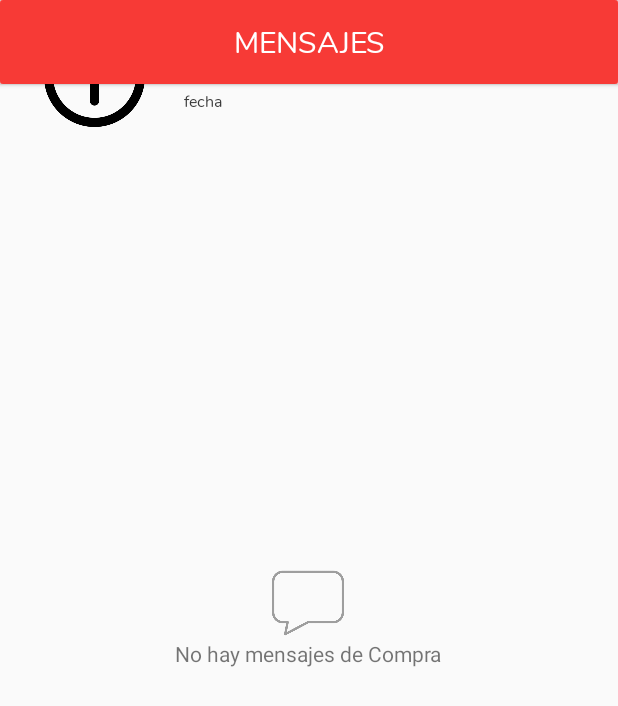
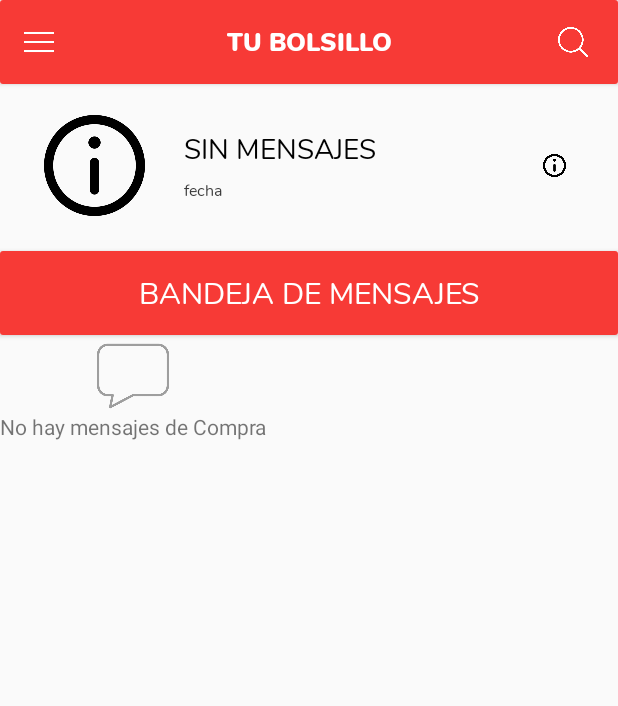
Before and after one commit to bouchef/TuBolsilloApp, an Android app: the HistorialTutor screen opened directly, with no data from a screen before it, on a phone screen of 412 x 824 dp. Shown: the top 706 px of the screen. Run offline under Robolectric (Android 15) with nearby library versions, the phone set to English and light mode, and no system bars; our stand-ins replace ButterKnife; libraries missing offline, so code that uses them is left out: dmax.dialog; 4 statements that could not run were skipped.

Commit message:
cambios varios

```diff
--- a/app/src/main/java/com/example/bouchef/tubolsillo/HistorialTutor.java
+++ b/app/src/main/java/com/example/bouchef/tubolsillo/HistorialTutor.java
@@ -17,6 +17,7 @@ import com.example.bouchef.tubolsillo.api.model.MensajeViewModelPOST;
 import com.example.bouchef.tubolsillo.api.model.MensajeViewModelResponse;
 import com.example.bouchef.tubolsillo.generics.AppCompatCustomActivity;
 import com.example.bouchef.tubolsillo.generics.Progress;
+import com.example.bouchef.tubolsillo.tests.HistorialMensajesRecyclerViewAdapter;
 import com.example.bouchef.tubolsillo.tests.ItemBasico;
 import com.example.bouchef.tubolsillo.tests.MensajesRecyclerViewAdapter;
 import com.example.bouchef.tubolsillo.utiles.Alerts;
@@ -30,10 +31,10 @@ import butterknife.BindView;
 import butterknife.ButterKnife;
 import retrofit2.Response;
 
-public class HistorialTutor extends AppCompatCustomActivity implements MensajesRecyclerViewAdapter.DatoBasicoItemClickListener {
-    @BindView(R.id.list_mensajes_compra)
+public class HistorialTutor extends AppCompatCustomActivity implements HistorialMensajesRecyclerViewAdapter.DatoBasicoItemClickListener {
+    @BindView(R.id.list_mensajes)
     RecyclerView list;
-    MensajesRecyclerViewAdapter adapter;
+    HistorialMensajesRecyclerViewAdapter adapter;
     List<ItemBasico> items;
     //@BindView(R.id.titulo) TextView titulo;
     @BindView(R.id.empty_state_container) LinearLayout lista_vacia;
@@ -69,8 +70,8 @@ public class HistorialTutor extends AppCompatCustomActivity implements MensajesR
 
     protected void onCreate(Bundle savedInstanceState) {
         super.onCreate(savedInstanceState);
-        //setContentView(activity_historial_tutor);
-        setContentView(R.layout.mensajes_compra);
+        setContentView(R.layout.activity_historial_tutor);
+        //setContentView(R.layout.mensajes_compra);
         //titulo.setText("HISTORIAL DE MENSAJES");
         ButterKnife.bind(this);
 
@@ -202,7 +203,7 @@ public class HistorialTutor extends AppCompatCustomActivity implements MensajesR
     private void populateList(Context context){
         LinearLayoutManager linearLayoutManager = new LinearLayoutManager(context);
         list.setLayoutManager(linearLayoutManager);
-        adapter = new MensajesRecyclerViewAdapter(context, items);
+        adapter = new HistorialMensajesRecyclerViewAdapter(context, items);
 
         // oculto segun resultado de la lista
         if(items.isEmpty()){
--- a/app/src/main/res/layout/activity_historial_tutor.xml
+++ b/app/src/main/res/layout/activity_historial_tutor.xml
@@ -1,6 +1,9 @@
 <?xml version="1.0" encoding="utf-8"?>
 <RelativeLayout xmlns:android="http://schemas.android.com/apk/res/android"
-    android:orientation="vertical" android:layout_width="match_parent"
+    xmlns:tools="http://schemas.android.com/tools"
+    xmlns:app="http://schemas.android.com/apk/res-auto"
+    android:orientation="vertical"
+    android:layout_width="match_parent"
     android:layout_height="match_parent">
 
     <!--<LinearLayout
@@ -33,7 +36,8 @@
             <include layout="@layout/toolbar"/>
         </androidx.cardview.widget.CardView>
 
-        <LinearLayout
+
+        <!--<LinearLayout
             android:layout_width="match_parent"
             android:layout_height="wrap_content"
             android:layout_marginLeft="29dp"
@@ -42,7 +46,7 @@
             android:layout_marginBottom="20dp"
             android:orientation="horizontal">
 
-            <!--android:background="@drawable/restaurant"/>-->
+            &lt;!&ndash;android:background="@drawable/restaurant"/>&ndash;&gt;
 
             <ImageView
                 android:layout_width="67.3dp"
@@ -94,7 +98,14 @@
                 android:visibility="invisible"
                 android:src="@drawable/bocadillo" />
 
-        </LinearLayout>
+        </LinearLayout>-->
+        <fragment
+            android:id="@+id/fragment"
+            android:layout_height="wrap_content"
+            android:layout_width="match_parent"
+            android:name="com.example.bouchef.tubolsillo.tests.UltimaNotificacionFragment"
+            tools:layout="@layout/fragment_ultima_notificacion" />
+
         <androidx.cardview.widget.CardView
             android:layout_width="match_parent"
             android:layout_height="wrap_content"
@@ -112,10 +123,45 @@
                 android:textSize="20sp" />
 
         </androidx.cardview.widget.CardView>
-        <ListView
-            android:id="@+id/mi_lista"
+
+        <LinearLayout
             android:layout_width="match_parent"
-            android:layout_height="match_parent" />
+            android:layout_height="match_parent"
+            android:orientation="vertical">
+
+            <LinearLayout
+                android:id="@+id/empty_state_container"
+                android:layout_width="wrap_content"
+                android:layout_height="wrap_content"
+                android:layout_centerHorizontal="true"
+                android:layout_centerVertical="true"
+                android:orientation="vertical">
+
+                <ImageView
+                    android:id="@+id/image_empty_state"
+                    android:layout_width="48dp"
+                    android:layout_height="48dp"
+                    android:layout_gravity="center"
+                    android:tint="#9E9E9E"
+                    app:srcCompat="@drawable/conversation"
+                    tools:visibility="gone" />
+
+                <TextView
+                    android:id="@+id/text_empty_state"
+                    android:layout_width="wrap_content"
+                    android:layout_height="wrap_content"
+                    android:layout_gravity="center"
+                    android:text="No hay mensajes de Compra"
+                    tools:visibility="gone" />
+            </LinearLayout>
+
+            <androidx.recyclerview.widget.RecyclerView
+                android:id="@+id/list_mensajes"
+                android:layout_width="match_parent"
+                android:layout_height="wrap_content"
+                app:layoutManager="LinearLayoutManager"
+                tools:listitem="@layout/mensaje_item_list" />
+        </LinearLayout>
     </LinearLayout>
 
 
--- a/app/src/main/res/layout/fragment_ultima_notificacion.xml
+++ b/app/src/main/res/layout/fragment_ultima_notificacion.xml
@@ -1,16 +1,17 @@
 <?xml version="1.0" encoding="utf-8"?>
 <LinearLayout xmlns:android="http://schemas.android.com/apk/res/android"
+    xmlns:tools="http://schemas.android.com/tools"
+    android:id="@+id/fragment_main"
     android:layout_width="match_parent"
     android:layout_height="wrap_content"
-    xmlns:tools="http://schemas.android.com/tools"
     android:layout_gravity="center|top"
     android:background="@android:color/transparent"
+    android:orientation="vertical"
     android:paddingTop="3dp"
+    android:paddingRight="5dp"
     android:paddingBottom="3dp"
-    android:paddingRight="5dp"
-    android:orientation="vertical"
-    android:id="@+id/fragment_main"
-    tools:context=".tests.UltimaNotificacionFragment">
+    tools:context=".tests.UltimaNotificacionFragment"
+    tools:visibility="gone">
 
     <LinearLayout
         android:layout_width="match_parent"
@@ -39,20 +40,20 @@
                 android:id="@+id/descripcion"
                 android:layout_width="wrap_content"
                 android:layout_height="wrap_content"
+                android:fontFamily="@font/nunito_regular"
                 android:text="SIN MENSAJES"
-                android:textSize="18.7sp"
                 android:textColor="#000000"
-                android:fontFamily="@font/nunito_regular"/>
+                android:textSize="18.7sp" />
 
             <TextView
                 android:id="@+id/fechaAlta"
                 android:layout_width="wrap_content"
                 android:layout_height="wrap_content"
                 android:layout_marginTop="6dp"
+                android:fontFamily="@font/nunito_regular"
                 android:text="fecha"
                 android:textColor="#393939"
-                android:fontFamily="@font/nunito_regular"
-                android:textSize="10.7sp"/>
+                android:textSize="10.7sp" />
         </LinearLayout>
 
         <ImageView
@@ -65,5 +66,4 @@
     </LinearLayout>
 
 
-
 </LinearLayout>
```
Also changed, not shown: app/src/main/java/com/example/bouchef/tubolsillo/BotoneraInicialAyudante.java (+28 -28 lines), app/src/main/java/com/example/bouchef/tubolsillo/ListaControlGastos.java (+7 -7 lines), app/src/main/java/com/example/bouchef/tubolsillo/ListaNegociosFavoritos.java (+5 -5 lines), app/src/main/java/com/example/bouchef/tubolsillo/NotificadorPCD.java (+7 -7 lines), app/src/main/java/com/example/bouchef/tubolsillo/PagarPCD.java (+5 -5 lines), app/src/main/java/com/example/bouchef/tubolsillo/tests/HistorialMensajesRecyclerViewAdapter.java (added, +128 -0 lines), app/src/main/java/com/example/bouchef/tubolsillo/tests/UltimaNotificacionFragment.java (+18 -17 lines), app/src/main/res/layout/activity_botonera_inicial_ayudante.xml (+9 -2 lines), app/src/main/res/layout/activity_credencial_pcd.xml (+14 -4 lines), app/src/main/res/layout/activity_lista_control_gastos.xml (+13 -4 lines), app/src/main/res/layout/activity_mensajes.xml (+16 -10 lines), app/src/main/res/layout/activity_negocios_favoritos.xml (+14 -6 lines), app/src/main/res/layout/activity_pagar_pcd.xml (+9 -3 lines), app/src/main/res/layout/mensaje_item_list.xml (added, +86 -0 lines), 1 more files.
